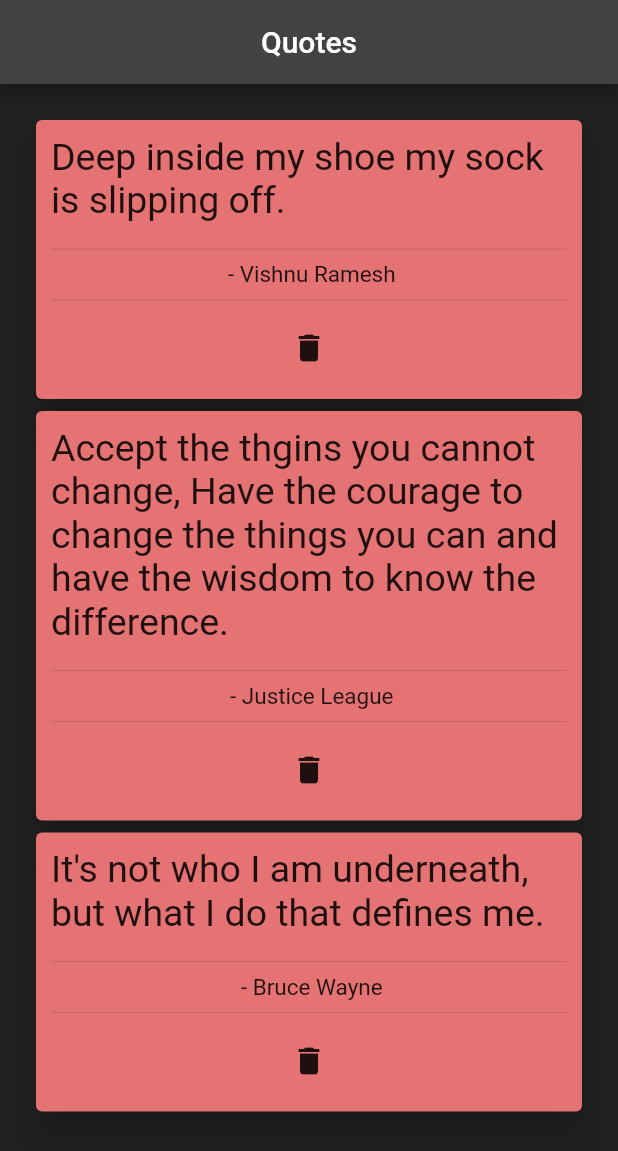
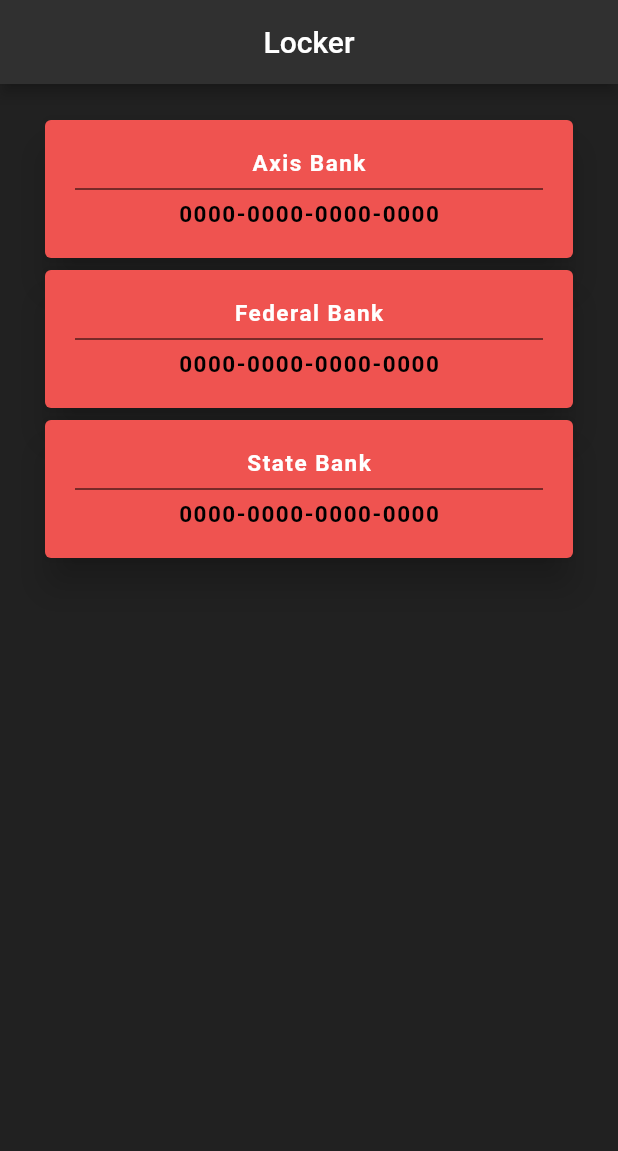
Before and after one commit to vishnu-vr/flutter_sample, a Flutter app: the screen it shows after launch, on a phone screen of 412 x 824 dp. Shown: the top 1151 px of the screen. Run offline on Flutter 3.47's test engine with Material 2 defaults, Android fonts, the phone set to English and light mode, and no system bars.

Commit message:
initial state

```diff
--- a/lib/main.dart
+++ b/lib/main.dart
@@ -18,87 +18,68 @@ class Home extends StatefulWidget {
 }
 
 class _HomeState extends State<Home> {
-  final List<Map> listOfQuotes = [
-    {
-      "quote": "Deep inside my shoe my sock is slipping off.",
-      "author": "Vishnu Ramesh"
-    },
-    {
-      "quote":
-          "Accept the thgins you cannot change, Have the courage to change the things you can and have the wisdom to know the difference.",
-      "author": "Justice League"
-    },
-    {
-      "quote": "It's not who I am underneath, but what I do that defines me.",
-      "author": "Bruce Wayne"
-    }
-  ];
-
-  void removeQuotes(quote) {
-    setState(() {
-      this.listOfQuotes.remove(quote);
-    });
-  }
-
   @override
   Widget build(BuildContext context) {
     return Scaffold(
       appBar: AppBar(
-        title: Text('Quotes'),
+        backgroundColor: Colors.grey[850],
+        title: Text("Locker"),
         centerTitle: true,
-        backgroundColor: Colors.grey[800],
       ),
+      backgroundColor: Colors.grey[900],
       body: Padding(
-        padding: EdgeInsets.all(20.0),
+        padding: EdgeInsets.fromLTRB(10.0, 20.0, 10.0, 10.0),
         child: ListView(
-          children: listOfQuotes.map((e) => Quote(e, removeQuotes)).toList(),
+          children: [
+            AtmCard("Axis Bank", "0000-0000-0000-0000"),
+            AtmCard("Federal Bank", "0000-0000-0000-0000"),
+            AtmCard("State Bank", "0000-0000-0000-0000"),
+          ],
         ),
       ),
-      backgroundColor: Colors.grey[900],
     );
   }
 }
 
-class Quote extends StatelessWidget {
-  final Map quote;
-  final Function removeQuotes;
-
-  Quote(this.quote, this.removeQuotes);
+class AtmCard extends StatelessWidget {
+  final String bankName;
+  final String cardNumber;
+  AtmCard(this.bankName, this.cardNumber);
 
   @override
   Widget build(BuildContext context) {
-    return Container(
+    return FlatButton(
+      onPressed: () => {print("card clicked")},
       child: Card(
+        shadowColor: Colors.black,
         elevation: 10.0,
-        shadowColor: Colors.black,
-        color: Colors.red[300],
-        // margin: EdgeInsets.all(10),
+        color: Colors.red[400],
         child: Padding(
-          padding: EdgeInsets.all(10),
-          child: Column(
-            children: [
+          padding: EdgeInsets.all(20.0),
+          child: Center(
+            child: Column(children: [
               Text(
-                this.quote['quote'],
+                this.bankName,
                 style: TextStyle(
-                  fontSize: 25,
+                  letterSpacing: 1.0,
+                  fontWeight: FontWeight.bold,
+                  fontSize: 15.0,
+                  color: Colors.white,
                 ),
               ),
-              SizedBox(
-                height: 10,
+              Divider(
+                color: Colors.black,
               ),
-              Divider(),
               Text(
-                " - " + this.quote['author'],
+                this.cardNumber,
                 style: TextStyle(
-                  fontSize: 15,
+                  letterSpacing: 1.0,
+                  fontWeight: FontWeight.bold,
+                  fontSize: 15.0,
+                  color: Colors.black,
                 ),
               ),
-              Divider(),
-              FlatButton(
-                onPressed: () => this.removeQuotes(quote),
-                child: Icon(Icons.delete),
-              )
-            ],
+            ]),
           ),
         ),
       ),
```
